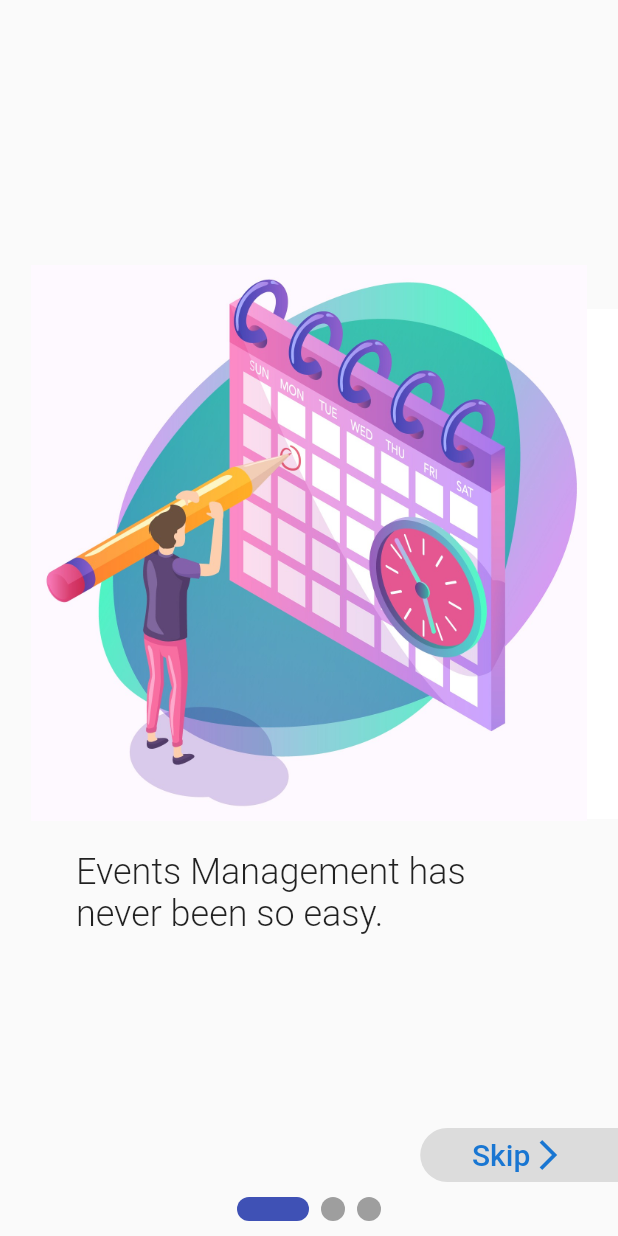
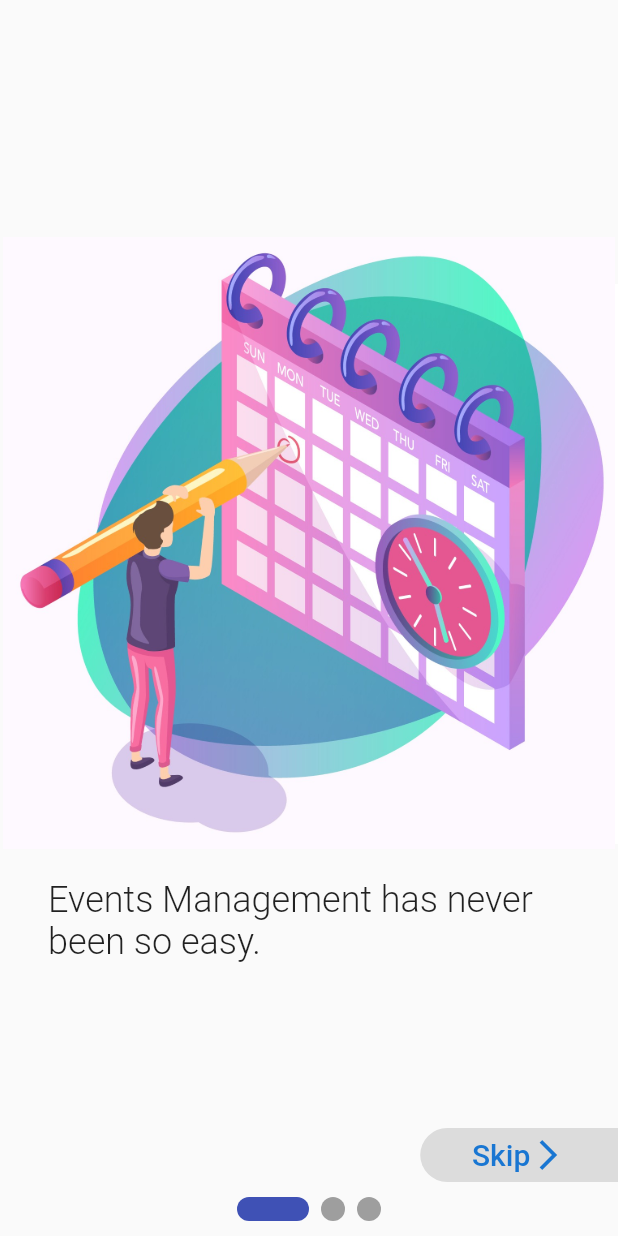
Before and after one commit to Cryptonex7/KIIT-Flutter-Community, a Flutter app: the screen it shows after launch, on a phone screen of 412 x 824 dp. Run offline on Flutter 3.47's test engine with Material 2 defaults, Android fonts, the phone set to English and light mode, and no system bars; drawn by our look-alikes of smooth_page_indicator; our stand-ins replace shared_preferences.

```diff
--- a/UIC#1_Onboarding/flutter_onboarding/lib/page/on_boarding.dart
+++ b/UIC#1_Onboarding/flutter_onboarding/lib/page/on_boarding.dart
@@ -18,7 +18,7 @@ class MyOnBoardingPages extends StatefulWidget {
 }
 
 class _MyOnBoardingPagesState extends State<MyOnBoardingPages> {
-  PageController pageViewController = PageController(viewportFraction: 0.9);
+  PageController pageViewController = PageController(viewportFraction: 0.99);
   var pages = <Widget>[
     OnBoardingPage(
       message: "Events Management has never been so easy.",
@@ -44,6 +44,7 @@ class _MyOnBoardingPagesState extends State<MyOnBoardingPages> {
             controller: pageViewController,
             onPageChanged: _onPageViewChange,
             children: pages,
+            physics: BouncingScrollPhysics(),
           ),
           Container(
             alignment: Alignment.bottomCenter,
@@ -114,8 +115,9 @@ class OnBoardingPage extends StatelessWidget {
   @override
   Widget build(BuildContext context) {
     return Container(
+      margin: EdgeInsets.all(0),
       height: MediaQuery.of(context).size.height,
-      width: double.infinity,
+      width: MediaQuery.of(context).size.width,
       padding: EdgeInsets.fromLTRB(0, 6, 0, 10),
       child: Column(
         crossAxisAlignment: CrossAxisAlignment.stretch,
@@ -133,7 +135,7 @@ class OnBoardingPage extends StatelessWidget {
                 fontWeight: FontWeight.w300,
               ),
             ),
-          )
+          ),
         ],
       ),
     );
```
Also changed, not shown: 2 other files.
